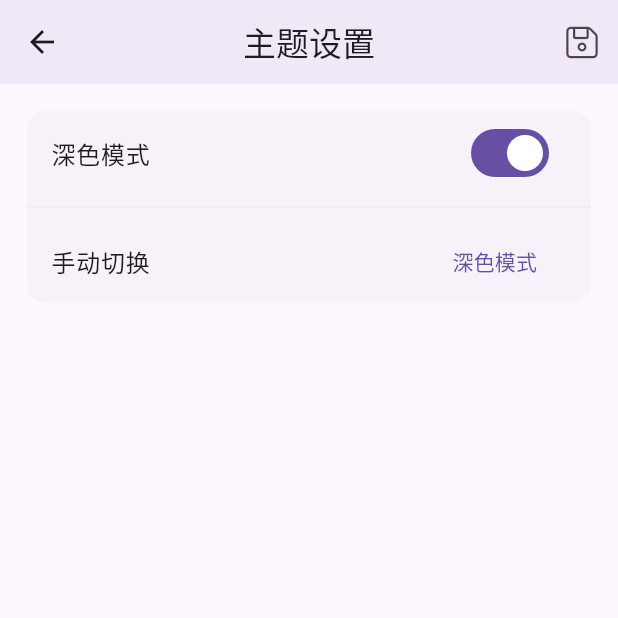
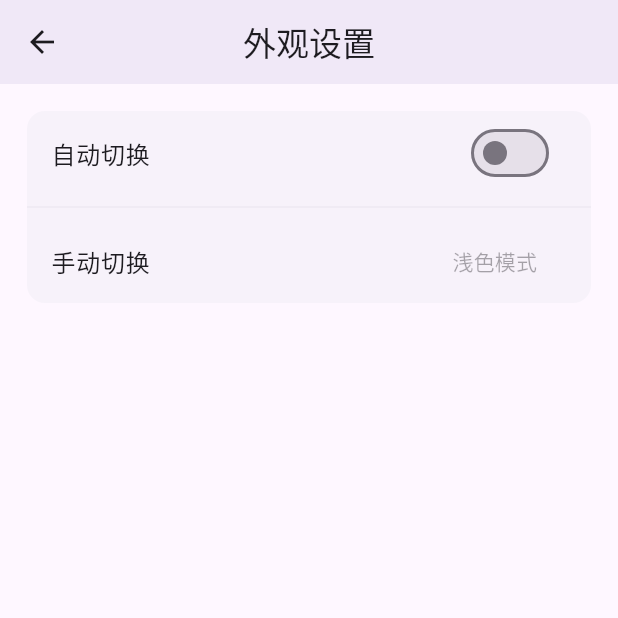
Before and after one commit to gswy/mobile, a Flutter app: the ConfViewPage screen opened by its route, on a phone screen of 412 x 824 dp, the top half of it. Run offline on Flutter 3.47's test engine with Material 3 defaults, Android fonts, the phone set to English and light mode, and no system bars; drawn by our look-alikes of toastification; our stand-ins replace device_info_plus, dio, drift, drift_flutter, get and 3 more; missing offline and left inert: dart:ffi; accounts and stored records are empty; generated files the repository leaves out were written again.

Commit message:
主题切换完成

```diff
--- a/lib/ctrls/main/mine_ctrl.dart
+++ b/lib/ctrls/main/mine_ctrl.dart
@@ -34,7 +34,7 @@ class MineCtrl extends BaseCtrl {
       items: [
         MenuItem(
           icon: IconUtil.confView,
-          title: '主题设置',
+          title: '外观设置',
           onTap: () {
             Get.toNamed(MainRoute.confView);
           },
--- a/lib/pages/main/conf/conf_view_page.dart
+++ b/lib/pages/main/conf/conf_view_page.dart
@@ -1,4 +1,6 @@
+import 'package:app/bases/base_main.dart';
 import 'package:app/cores/utils/icon_util.dart';
+import 'package:app/cores/utils/them_util.dart';
 import 'package:app/ctrls/main/conf_ctrl.dart';
 import 'package:flutter/material.dart';
 import 'package:get/get.dart';
@@ -11,8 +13,7 @@ class ConfViewPage extends GetView<ConfCtrl> {
   Widget build(BuildContext context) {
     return Scaffold(
       appBar: AppBar(
-        title: Text('主题设置'),
-        actions: [IconButton(onPressed: () {}, icon: Icon(IconUtil.commSave))],
+        title: Text('外观设置'),
       ),
       body: ListView(
         padding: EdgeInsets.all(14),
@@ -20,20 +21,42 @@ class ConfViewPage extends GetView<ConfCtrl> {
           Card(
             elevation: 0,
             clipBehavior: Clip.antiAlias,
-            child: Column(
+            child: Obx(() {
+              return Column(
                 children: [
                   SwitchListTile(
-                  title: Text('深色模式'),
-                  value: true,
-                  onChanged: (value) {},
+                    title: Text('自动切换'),
+                    value: BaseMain.themeMode.value == ThemeMode.system,
+                    onChanged: (value) {
+                      ThemUtil.setAuto(value);
+                    },
                   ),
+                  if (BaseMain.themeMode.value != ThemeMode.system) ...[
                     Divider(thickness: 0.2),
                     ListTile(
                       title: Text('手动切换'),
-                  trailing: TextButton(onPressed: () {}, child: Text('深色模式')),
+                      trailing: PopupMenuButton<String>(
+                        onSelected: (value) {
+                          ThemUtil.setMode(value);
+                        },
+                        itemBuilder: (context) => const [
+                          PopupMenuItem(value: "light", child: Text("浅色模式")),
+                          PopupMenuItem(value: "night", child: Text("深色模式")),
+                        ],
+                        child: TextButton(
+                          onPressed: null,
+                          child: Text(
+                            BaseMain.themeMode.value == ThemeMode.light
+                                ? '浅色模式'
+                                : '深色模式',
+                          ),
+                        ),
+                      ),
                     ),
                   ],
-            ),
+                ],
+              );
+            }),
           ),
         ],
       ),
```
Also changed, not shown: lib/bases/base_main.dart (+20 -0 lines), lib/cores/utils/them_util.dart (added, +49 -0 lines), 1 other file. Lines whose indentation alone changed are shown as unchanged.
